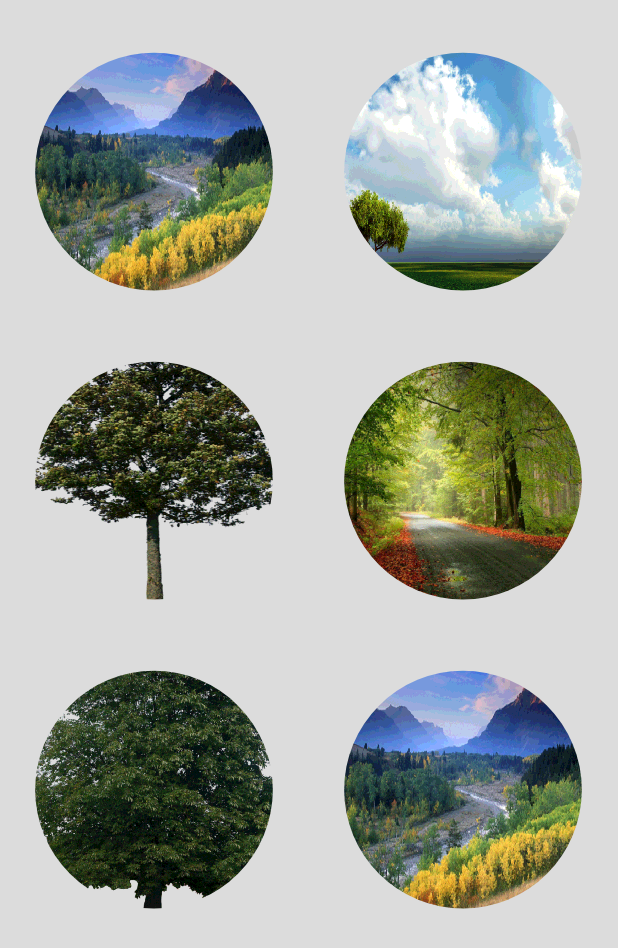
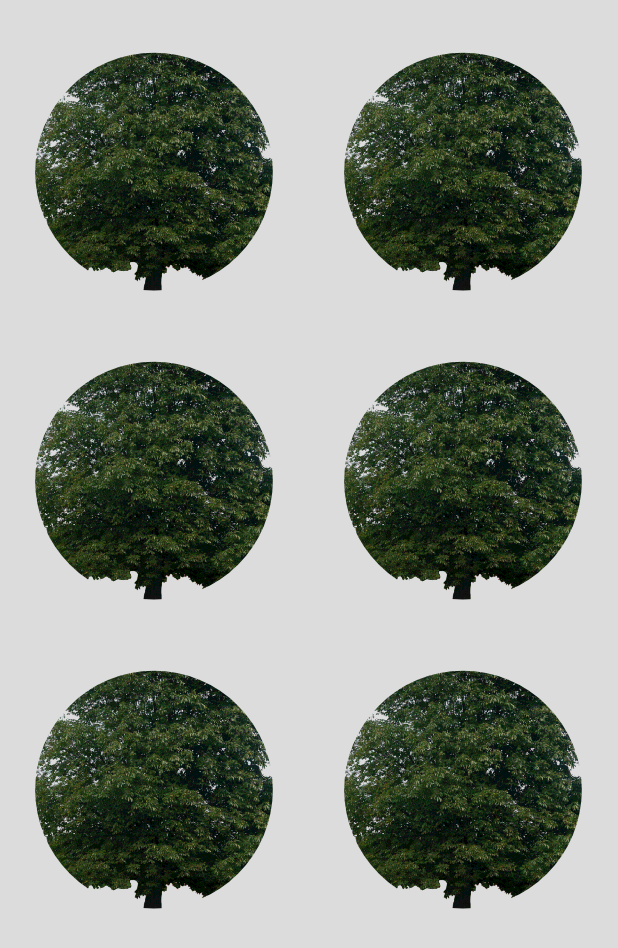
Before and after one commit to Grammos/Shaap, an Android app: the screen it shows after launch (MainScreen), on a phone screen of 412 x 824 dp. Shown: the top 948 px of the screen. Run offline under Robolectric (Android 15) with nearby library versions, the phone set to English and light mode, and no system bars; our stand-ins replace Picasso; pictures from the network do not load.

Commit message:
MainScreen changed the images from static to dinamically.

```diff
--- a/Shapp/app/src/main/java/shapp/odk/org/shapp/MainScreen.java
+++ b/Shapp/app/src/main/java/shapp/odk/org/shapp/MainScreen.java
@@ -5,15 +5,18 @@ import android.content.Context;
 import android.content.Intent;
 import android.os.Bundle;
 import android.util.Log;
-import android.view.LayoutInflater;
 import android.view.View;
 import android.view.ViewGroup;
 import android.widget.AdapterView;
 import android.widget.BaseAdapter;
 import android.widget.GridView;
-import android.widget.ImageView;
 
 
+import com.squareup.picasso.Picasso;
+
+import org.json.JSONArray;
+import org.json.JSONException;
+import org.json.JSONObject;
 
 import java.util.ArrayList;
 import java.util.List;
@@ -31,9 +34,9 @@ public class MainScreen extends Activity
 
         GridView gridView = (GridView)findViewById(R.id.gridview);
         // Create the Custom Adapter Object
-        MyAdapter myAdapter = new MyAdapter(this);
+        MainScreenAdapter mainScreenAdapter = new MainScreenAdapter(this);
         // Set the Adapter to GridView
-        gridView.setAdapter(myAdapter);
+        gridView.setAdapter(mainScreenAdapter);
 
 
         // Handling touch/click Event on GridView Item
@@ -92,80 +95,101 @@ public class MainScreen extends Activity
 
     }
 
-    private class MyAdapter extends BaseAdapter
+    private class MainScreenAdapter extends BaseAdapter
     {
-        private List<Item> items = new ArrayList<>();
-        private LayoutInflater inflater;
+        private final Context contextReport;
+        private final List<String> urlsButtonPics = new ArrayList<>();
 
-        public MyAdapter(Context context)
+        public MainScreenAdapter(Context contextMain)
         {
-            inflater = LayoutInflater.from(context);
+            this.contextReport = contextMain;
+            // Ensure we get a different ordering of images on each run.
 
-            items.add(new Item("Image 1", R.drawable.verbal));
-            items.add(new Item("Image 2", R.drawable.stalcking));
-            items.add(new Item("Image 3", R.drawable.tree1));
-            items.add(new Item("Image 4", R.drawable.nature3));
-            items.add(new Item("Image 5", R.drawable.tree2));
-            items.add(new Item("Image 6", R.drawable.verbal));
+            //urlsButtonPics.add("https://forums.digitalpoint.com/proxy/V%2FlNRoM4xGeK5YYhZVYcS%2B9mKLD4rQceAt2HpNNZGKK%2BHZpMfoiRYQ7ix2kpUgWra42tnY7BAVsNJQ7S%2FjO7x9qBnsoK7JVSpOe4p9UJ6N8%2FcgLNOQ%3D%3D/image.png");
+            //urlsButtonPics.add("https://forums.digitalpoint.com/proxy/V%2FlNRoM4xGeK5YYhZVYcS%2B9mKLD4rQceAt2HpNNZGKK%2BHZpMfoiRYQ7ix2kpUgWra42tnY7BAVsNJQ7S%2FjO7x9qBnsoK7JVSpOe4p9UJ6N8%2FcgLNOQ%3D%3D/image.png");
+
+            String harassmentJsonString = "[{\"imageUrl\": \"https://placeholdit.imgix.net/~text?txtsize=33&txt=Report&w=300&h=300\", \"id\": \"report\", \"name\": \"Report\"}," +
+                    "{\"imageUrl\": \"https://placeholdit.imgix.net/~text?txtsize=33&txt=Light&w=300&h=300\", \"id\": \"light\", \"name\": \"Light\"},"+
+                    "{\"imageUrl\": \"https://placeholdit.imgix.net/~text?txtsize=33&txt=Maps&w=300&h=300\", \"id\": \"maps\", \"name\": \"Maps\"},"+
+                    "{\"imageUrl\": \"https://placeholdit.imgix.net/~text?txtsize=33&txt=Analytics&w=300&h=300\", \"id\": \"analytics\", \"name\": \"Analytics\"},"+
+                    "{\"imageUrl\": \"https://placeholdit.imgix.net/~text?txtsize=33&txt=Settings&w=300&h=300\", \"id\": \"settings\", \"name\": \"Settings\"},"+
+                    "{\"imageUrl\": \"https://placeholdit.imgix.net/~text?txtsize=33&txt=Contact&w=300&h=300\", \"id\": \"contact\", \"name\": \"Contact\"}]" ;
+
+            try {
+
+                JSONArray harassmentJsonArray= new JSONArray(harassmentJsonString);
+
+                for (int i = 0; i < harassmentJsonArray.length(); i++) {
+
+                    JSONObject harassment = harassmentJsonArray.getJSONObject(i);
+                    String imageUrl = harassment.getString("imageUrl");
+                    String harassmentName =  harassment.getString("name");
+                    String harassmentId = harassment.getString("id");
+                    urlsButtonPics.add(imageUrl);
+
+                    //Log.d("hello",""+ imageUrl);
+                    //Log.d("hello",""+ harassmentName);
+                    //Log.d("hello",""+ harassmentId);
 
 
+                }
 
+                //urlsButtonPics.add(harassmentJsonString);
+
+
+            } catch (JSONException e) {
+                e.printStackTrace();
+            }
+
+
+            // Triple up the list.
+            //ArrayList<String> copy = new ArrayList<String>(urlsButtonPics);
+            //.addAll(copy);
+            //urlsButtonPics.addAll(copy);
         }
 
 
         @Override
         public int getCount() {
-            return items.size();
+            return urlsButtonPics.size();
         }
 
         @Override
-        public Object getItem(int i)
-        {
-            return items.get(i);
+        public String getItem(int position) {
+            return urlsButtonPics.get(position);
         }
 
         @Override
-        public long getItemId(int i)
-        {
-            return items.get(i).drawableId;
+        public long getItemId(int position) {
+            return position;
         }
 
         @Override
-        public View getView(int i, View view, ViewGroup viewGroup)
-        {
-            View v = view;
-            ImageView picture;
+        public View getView(int position, View convertView, ViewGroup parent) {
 
-            if(v == null)
-            {
-                v = inflater.inflate(R.layout.gridview_item, viewGroup, false);
-                v.setTag(R.id.picture, v.findViewById(R.id.picture));
+            CircledImageView view = (CircledImageView) convertView;
+            if (view == null) {
+                view = new CircledImageView(contextReport);
+
             }
 
-            picture = (ImageView)v.getTag(R.id.picture);
-
-            Item item = (Item)getItem(i);
-
-            picture.setImageResource(item.drawableId);
 
 
-            return v;
+            // Get the image URL for the current position.
+            String url = getItem(position);
+
+            // Trigger the download of the URL asynchronously into the image view.
+            Picasso.with(contextReport) //
+                    .load(url) //
+                    .placeholder(R.drawable.tree1) //
+                    .error(R.drawable.tree2) //
+                    .fit() //
+                    .tag(contextReport) //
+                    .into(view);
+
+            return view;
         }
 
-        /**
-         * This class blahv lahas
-         */
-        private class Item
-        {
-            final String name;
-            final int drawableId;
-
-            Item(String name, int drawableId)
-            {
-                this.name = name;
-                this.drawableId = drawableId;
-            }
-        }
 
     }
 
--- a/Shapp/app/src/main/java/shapp/odk/org/shapp/Report.java
+++ b/Shapp/app/src/main/java/shapp/odk/org/shapp/Report.java
@@ -3,12 +3,11 @@ package shapp.odk.org.shapp;
 import android.app.Activity;
 import android.content.Context;
 import android.os.Bundle;
-import android.util.Log;
 import android.view.View;
 import android.view.ViewGroup;
 import android.widget.BaseAdapter;
 import android.widget.GridView;
-import android.widget.ImageView;
+
 
 import com.squareup.picasso.Picasso;
 
@@ -50,7 +49,7 @@ public class Report extends Activity {
     private class ReportAdapter extends BaseAdapter
     {
         private final Context contextReport;
-        private final List<String> urlsButtonPics = new ArrayList<String>();
+        private final List<String> urlsButtonPics = new ArrayList<>();
 
         public ReportAdapter(Context contextReport)
         {
@@ -79,9 +78,9 @@ public class Report extends Activity {
                     String harassmentId = harassment.getString("id");
                     urlsButtonPics.add(imageUrl);
 
-                    Log.d("hello",""+ imageUrl);
-                    Log.d("hello",""+ harassmentName);
-                    Log.d("hello",""+ harassmentId);
+                    //Log.d("hello",""+ imageUrl);
+                    //Log.d("hello",""+ harassmentName);
+                    //Log.d("hello",""+ harassmentId);
 
 
                 }
```
